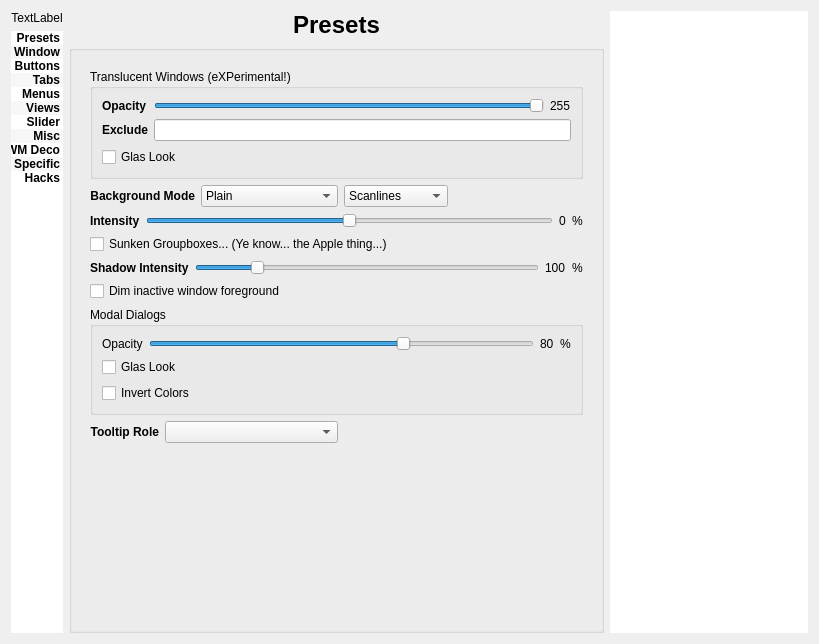
Before: the Qt Designer form config/config.ui in deiv/bespin-pkg, drawn with Qt 5.
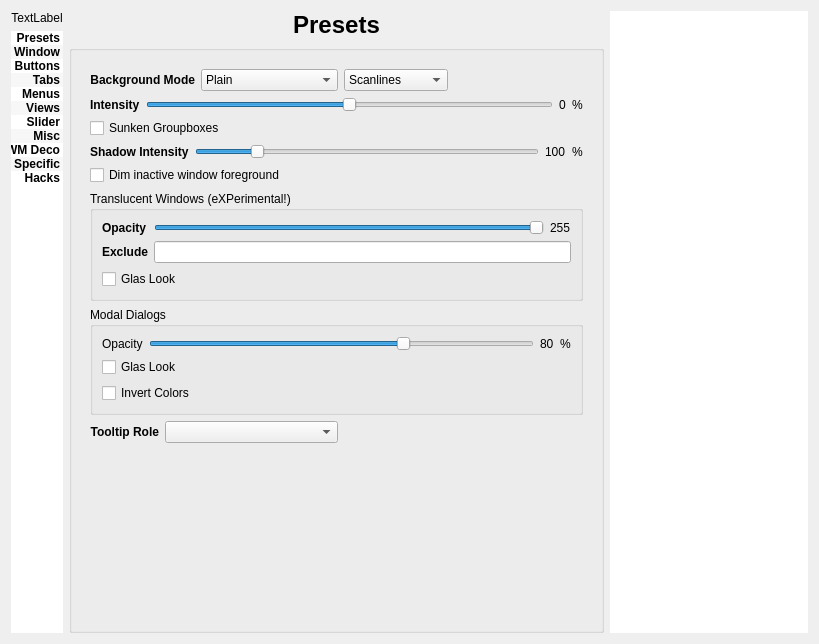
After: the same form once the commit is applied. The open tabs and pages were chosen to show the change.

Commit message: change position of ARGB group

Diff of the .ui file:
```diff
--- a/config/config.ui
+++ b/config/config.ui
@@ -233,7 +233,7 @@
          </sizepolicy>
         </property>
         <property name="currentIndex">
-         <number>1</number>
+         <number>2</number>
         </property>
         <widget class="QWidget" name="Presets">
          <layout class="QGridLayout" name="gridLayout_2">
@@ -456,71 +456,6 @@
         </widget>
         <widget class="QWidget" name="Windows">
          <layout class="QGridLayout" name="gridLayout_29">
-          <item row="0" column="0" colspan="5">
-           <widget class="QGroupBox" name="argbSupport">
-            <property name="title">
-             <string>Translucent Windows (eXPerimental!)</string>
-            </property>
-            <layout class="QGridLayout" name="gridLayout_19">
-             <item row="0" column="0">
-              <widget class="QLabel" name="bgOpacityLabel">
-               <property name="font">
-                <font>
-                 <weight>75</weight>
-                 <bold>true</bold>
-                </font>
-               </property>
-               <property name="text">
-                <string>Opacity</string>
-               </property>
-              </widget>
-             </item>
-             <item row="0" column="1">
-              <widget class="QSlider" name="argbOpacity">
-               <property name="maximum">
-                <number>255</number>
-               </property>
-               <property name="value">
-                <number>255</number>
-               </property>
-               <property name="orientation">
-                <enum>Qt::Horizontal</enum>
-               </property>
-              </widget>
-             </item>
-             <item row="0" column="2">
-              <widget class="QLabel" name="bgOpacityNumber">
-               <property name="text">
-                <string>255</string>
-               </property>
-              </widget>
-             </item>
-             <item row="1" column="0">
-              <widget class="QLabel" name="label_39">
-               <property name="font">
-                <font>
-                 <weight>75</weight>
-                 <bold>true</bold>
-                </font>
-               </property>
-               <property name="text">
-                <string>Exclude</string>
-               </property>
-              </widget>
-             </item>
-             <item row="1" column="1" colspan="2">
-              <widget class="QLineEdit" name="argbBlacklist"/>
-             </item>
-             <item row="2" column="0" colspan="2">
-              <widget class="QCheckBox" name="argbGlassy">
-               <property name="text">
-                <string>Glas Look</string>
-               </property>
-              </widget>
-             </item>
-            </layout>
-           </widget>
-          </item>
           <item row="1" column="0" colspan="2">
            <widget class="QLabel" name="label">
             <property name="font">
@@ -687,7 +622,7 @@
           <item row="3" column="0" colspan="5">
            <widget class="QCheckBox" name="sunkenGroups">
             <property name="text">
-             <string>Sunken Groupboxes... (Ye know... the Apple thing...)</string>
+             <string>Sunken Groupboxes</string>
             </property>
            </widget>
           </item>
@@ -763,7 +698,7 @@
             </property>
            </widget>
           </item>
-          <item row="6" column="0" colspan="5">
+          <item row="7" column="0" colspan="5">
            <widget class="QGroupBox" name="groupBox_7">
             <property name="title">
              <string>Modal Dialogs</string>
@@ -845,7 +780,7 @@
             </layout>
            </widget>
           </item>
-          <item row="7" column="0">
+          <item row="8" column="0">
            <widget class="QLabel" name="label_7">
             <property name="font">
              <font>
@@ -861,10 +796,10 @@
             </property>
            </widget>
           </item>
-          <item row="7" column="1" colspan="2">
+          <item row="8" column="1" colspan="2">
            <widget class="QComboBox" name="tooltipRole"/>
           </item>
-          <item row="7" column="3" colspan="2">
+          <item row="8" column="3" colspan="2">
            <spacer name="horizontalSpacer_5">
             <property name="orientation">
              <enum>Qt::Horizontal</enum>
@@ -877,7 +812,7 @@
             </property>
            </spacer>
           </item>
-          <item row="8" column="0" colspan="3">
+          <item row="9" column="0" colspan="3">
            <spacer>
             <property name="orientation">
              <enum>Qt::Vertical</enum>
@@ -890,6 +825,71 @@
             </property>
            </spacer>
           </item>
+          <item row="6" column="0" colspan="5">
+           <widget class="QGroupBox" name="argbSupport">
+            <property name="title">
+             <string>Translucent Windows (eXPerimental!)</string>
+            </property>
+            <layout class="QGridLayout" name="gridLayout_19">
+             <item row="0" column="0">
+              <widget class="QLabel" name="bgOpacityLabel">
+               <property name="font">
+                <font>
+                 <weight>75</weight>
+                 <bold>true</bold>
+                </font>
+               </property>
+               <property name="text">
+                <string>Opacity</string>
+               </property>
+              </widget>
+             </item>
+             <item row="0" column="1">
+              <widget class="QSlider" name="argbOpacity">
+               <property name="maximum">
+                <number>255</number>
+               </property>
+               <property name="value">
+                <number>255</number>
+               </property>
+               <property name="orientation">
+                <enum>Qt::Horizontal</enum>
+               </property>
+              </widget>
+             </item>
+             <item row="0" column="2">
+              <widget class="QLabel" name="bgOpacityNumber">
+               <property name="text">
+                <string>255</string>
+               </property>
+              </widget>
+             </item>
+             <item row="1" column="0">
+              <widget class="QLabel" name="label_39">
+               <property name="font">
+                <font>
+                 <weight>75</weight>
+                 <bold>true</bold>
+                </font>
+               </property>
+               <property name="text">
+                <string>Exclude</string>
+               </property>
+              </widget>
+             </item>
+             <item row="1" column="1" colspan="2">
+              <widget class="QLineEdit" name="argbBlacklist"/>
+             </item>
+             <item row="2" column="0" colspan="2">
+              <widget class="QCheckBox" name="argbGlassy">
+               <property name="text">
+                <string>Glas Look</string>
+               </property>
+              </widget>
+             </item>
+            </layout>
+           </widget>
+          </item>
          </layout>
         </widget>
         <widget class="QWidget" name="Buttons">
```
